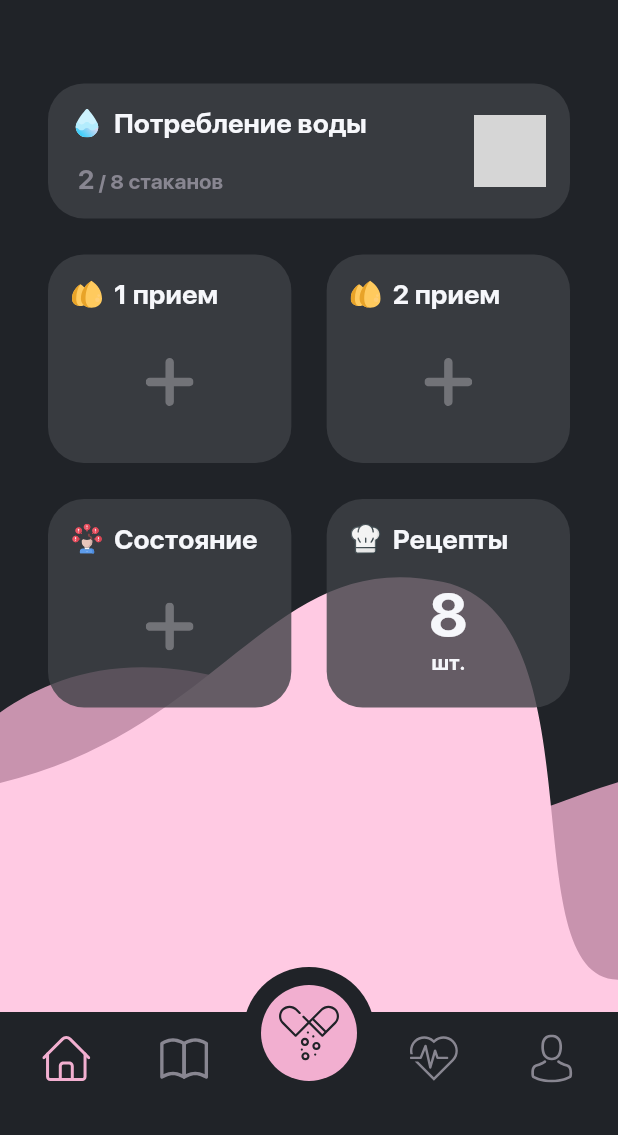
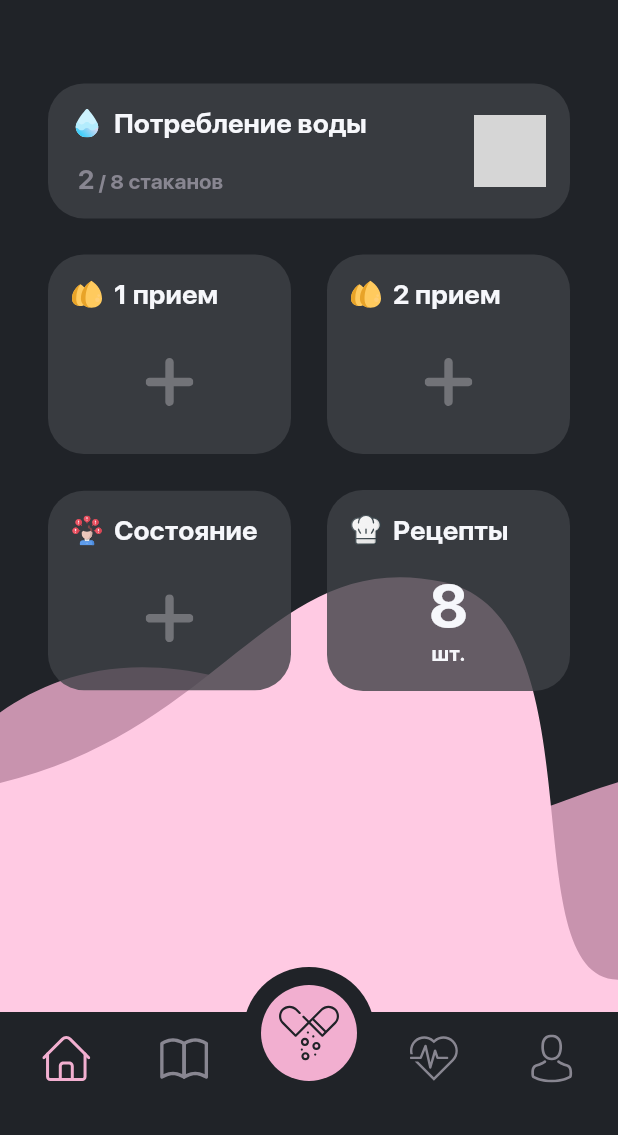
Before and after one commit to Fluffix/roa_help, a Flutter app: the screen it shows after launch, on a phone screen of 412 x 824 dp, the part 101-1236 px from its top. Run offline on Flutter 3.47's test engine with Material 2 defaults, Android fonts, the phone set to English and light mode, and no system bars; our stand-ins replace adaptive_theme, flutter_svg; missing offline and left inert: waveprogressbar_flutter; project files that could hold a hidden picture were left out; grey boxes are pictures that could not be loaded.

Commit message:
Card Pages

```diff
--- a/lib/Style.dart
+++ b/lib/Style.dart
@@ -12,6 +12,7 @@ const Color cLightIcon = Color.fromRGBO(230, 197, 244, 1);
 const Color cLightCard = Color.fromRGBO(246, 247, 251, 0.8);
 const Color cDarkCard = Color.fromRGBO(62, 65, 70, 0.8);
 const Color cBlue = Color.fromRGBO(63, 162, 243, 1);
+const Color cDoneButton = Color.fromRGBO(75, 171, 201, 1);
 
 final kDarkTheme = ThemeData.dark().copyWith(
     toggleableActiveColor: cWhite,
@@ -22,6 +23,25 @@ final kDarkTheme = ThemeData.dark().copyWith(
     backgroundColor: cBlack,
     focusColor: cDarkIcon,
     disabledColor: cSecondary,
+    // Home Text Theme
+    primaryTextTheme: TextTheme(
+      headline1: TextStyle(
+          color: cWhite,
+          fontFamily: fontFamilyMedium,
+          fontSize: 20,
+          fontWeight: FontWeight.w500),
+      headline2: TextStyle(
+          color: cSecondary,
+          fontFamily: fontFamilyMedium,
+          fontSize: 16,
+          fontWeight: FontWeight.w500),
+      headline3: TextStyle(
+          color: cBlue,
+          fontFamily: fontFamilyMedium,
+          fontSize: 18,
+          fontWeight: FontWeight.w500),
+    ),
+    // Main Text Theme
     textTheme: TextTheme(
       headline1: TextStyle(
           color: cWhite,
@@ -79,6 +99,25 @@ final kLightTheme = ThemeData.light().copyWith(
     backgroundColor: cWhite,
     focusColor: cLightIcon,
     disabledColor: cSecondary,
+    // Home Text Theme
+    primaryTextTheme: TextTheme(
+      headline1: TextStyle(
+          color: cText,
+          fontFamily: fontFamilyMedium,
+          fontSize: 20,
+          fontWeight: FontWeight.w500),
+      headline2: TextStyle(
+          color: cSecondary,
+          fontFamily: fontFamilyMedium,
+          fontSize: 16,
+          fontWeight: FontWeight.w500),
+      headline3: TextStyle(
+          color: cDoneButton,
+          fontFamily: fontFamilyMedium,
+          fontSize: 18,
+          fontWeight: FontWeight.w500),
+    ),
+    // Main Text Theme
     textTheme: TextTheme(
       headline1: TextStyle(
           color: cBlack,
--- a/lib/UI/Pages/Home/widgets/SmallCardWidget.dart
+++ b/lib/UI/Pages/Home/widgets/SmallCardWidget.dart
@@ -23,9 +23,12 @@ class _SmallCardWidgetState extends State<SmallCardWidget> {
   final Widget plus = IconSvg(IconsSvg.plus, width: 32);
   @override
   Widget build(BuildContext context) {
-    return Container(
-      width: MediaQuery.of(context).size.width * 163 / 414,
-      height: 139,
+    return GestureDetector(
+      onTap: () {
+        widget.onTap != null ? widget.onTap() : null;
+      },
+      child: Container(
+        width: (MediaQuery.of(context).size.width - 88) / 2,
         decoration: BoxDecoration(
             borderRadius: BorderRadius.circular(24),
             color: Theme.of(context).cardColor),
@@ -50,7 +53,7 @@ class _SmallCardWidgetState extends State<SmallCardWidget> {
               ),
               widget.quantity == null
                   ? Padding(
-                    padding: const EdgeInsets.only(top: 24.0),
+                      padding: const EdgeInsets.only(top: 24.0, bottom: 16),
                       child: plus,
                     )
                   : Padding(
@@ -69,6 +72,7 @@ class _SmallCardWidgetState extends State<SmallCardWidget> {
             ],
           ),
         ),
+      ),
     );
   }
 }
--- a/lib/UI/Pages/Home/widgets/WaterControl.dart
+++ b/lib/UI/Pages/Home/widgets/WaterControl.dart
@@ -22,7 +22,7 @@ class _WaterConrolState extends State<WaterConrol> {
         waterController.changeWaterHeight(0.3);
       },
       child: Container(
-        width: MediaQuery.of(context).size.width * 351 / 414,
+        width: MediaQuery.of(context).size.width - 32,
         decoration: BoxDecoration(
             borderRadius: BorderRadius.circular(24),
             color: Theme.of(context).cardColor),
--- a/lib/Utils/Svg/IconData.dart
+++ b/lib/Utils/Svg/IconData.dart
@@ -27,4 +27,11 @@ class IconsSvg {
   static int get chooseCity => 23;
   static int get chooseDrug => 24;
   static int get next => 25;
+  static int get add => 26;
+  static int get done => 27;
+  static int get remove => 28;
+  static int get star => 29;
+  static int get darkMode => 30;
+  static int get lightMode => 31;
+  static int get find => 32;
 }
--- a/lib/Utils/Svg/IconSvg.dart
+++ b/lib/Utils/Svg/IconSvg.dart
@@ -17,7 +17,7 @@ Widget IconSvg(int id,
 
   String iconName;
 
-  int count = 26;
+  int count = 33;
   if (id < 0 || id >= count) id = 0;
   switch (id) {
     case 0:
@@ -98,6 +98,27 @@ Widget IconSvg(int id,
     case 25:
       iconName = icon('next');
       break;
+    case 26:
+      iconName = icon('add');
+      break;
+    case 27:
+      iconName = icon('done');
+      break;
+    case 28:
+      iconName = icon('remove');
+      break;
+    case 29:
+      iconName = icon('star');
+      break;
+    case 30:
+      iconName = icon('darkMode');
+      break;
+    case 31:
+      iconName = icon('lightMode');
+      break;
+    case 32:
+      iconName = icon('find');
+      break;
   }
 
   final String assetName = iconName;
```
Also changed, not shown: lib/UI/Pages/Home/FatsCalc.dart (added, +36 -0 lines), lib/UI/Pages/Home/Feelings.dart (added, +36 -0 lines), lib/UI/Pages/Home/Home.dart (+20 -3 lines), lib/UI/Pages/Markets/ChooseCity.dart (added, +34 -0 lines), lib/UI/Pages/Markets/Markets.dart (+8 -2 lines), lib/UI/widgets/SecondAppBar.dart (added, +102 -0 lines), lib/l10n/intl_en.arb (+11 -8 lines), assets/images/add.svg (added), assets/images/darkMode.svg (renamed from assets/images/moon.svg), assets/images/done.svg (added), assets/images/find.svg, assets/images/lightMode.svg (added), assets/images/remove.svg (added), assets/images/star.svg (added), 2 more files. Lines whose indentation alone changed are shown as unchanged.
